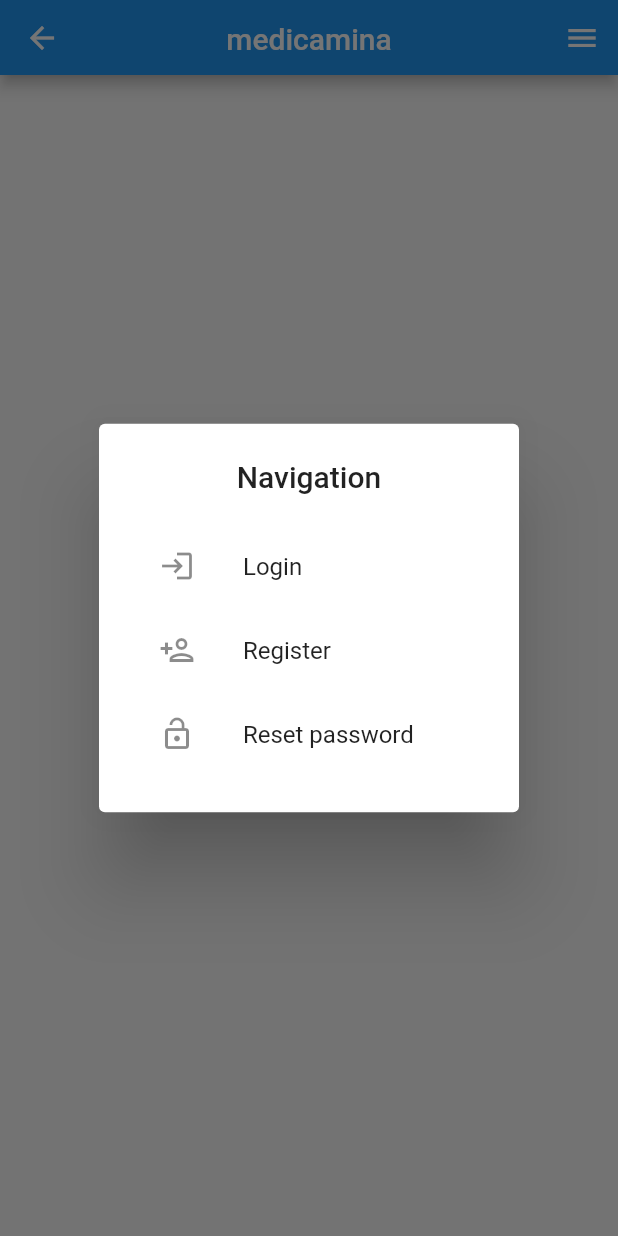
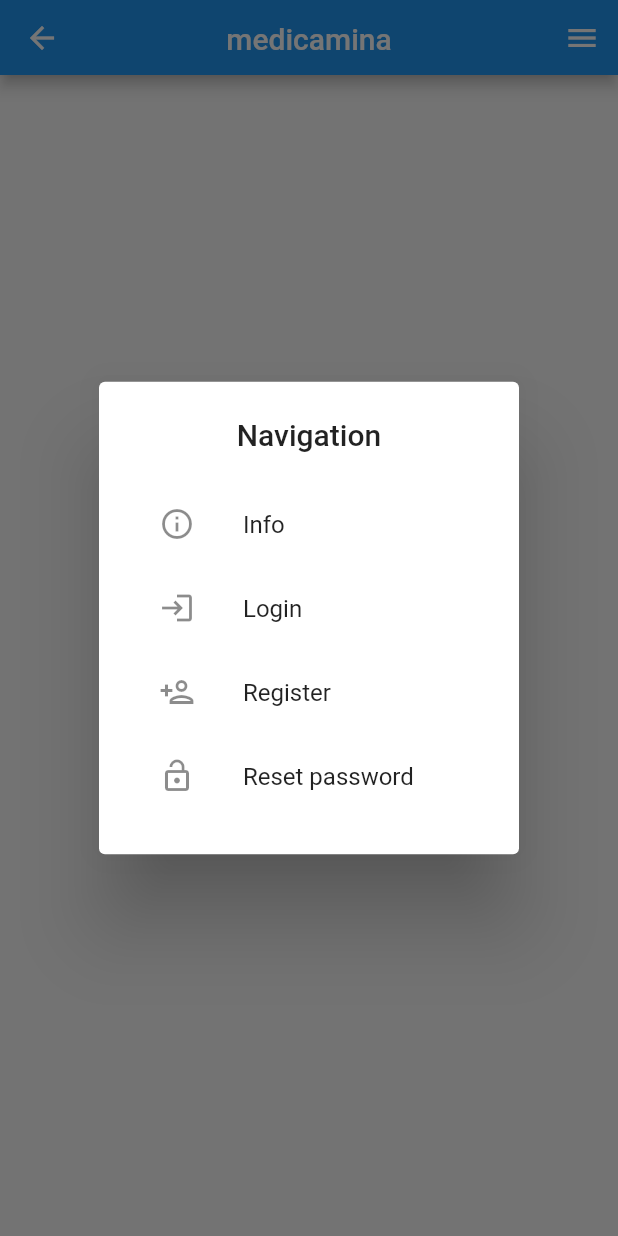
Before and after one commit to medicamina/ui, a Flutter app: the MedicaminaAuthWidget screen opened by its route, after a tap on the "menu" icon, on a phone screen of 412 x 824 dp. Run offline on Flutter 3.47's test engine with Material 2 defaults, Android fonts, the phone set to English and light mode, and no system bars; our stand-ins replace community_material_icon, date_time_picker, fl_chart, flutter_modular, google_fonts, supabase_flutter and 1 more; missing offline and left inert: syncfusion_flutter_maps; accounts and stored records are empty.

Commit message:
update ios navigator

```diff
--- a/src/ui/lib/auth/appbar/widget.dart
+++ b/src/ui/lib/auth/appbar/widget.dart
@@ -61,9 +61,11 @@ class _MedicaminaAuthAppBarWidget extends State<MedicaminaAuthAppBarWidget> {
                   content: Column(
                     mainAxisSize: MainAxisSize.min,
                     children: [
-                      Visibility(
-                        visible: kIsWeb,
-                        child: ListTile(
+                      // Visibility(
+                      //   visible: kIsWeb,
+                      //   child:
+
+                        ListTile(
                           leading: const Icon(Icons.info_outline),
                           title: const Text('Info'),
                           enabled: Modular.args.uri.toString() != '/',
@@ -72,7 +74,7 @@ class _MedicaminaAuthAppBarWidget extends State<MedicaminaAuthAppBarWidget> {
                             Modular.to.navigate('/');
                           },
                         ),
-                      ),
+                      // ),
                       ListTile(
                         leading: const Icon(Icons.login_outlined),
                         title: const Text('Login'),
```
Also changed, not shown: src/ui/lib/landing/widget.dart (+6 -4 lines), 1 other file.
